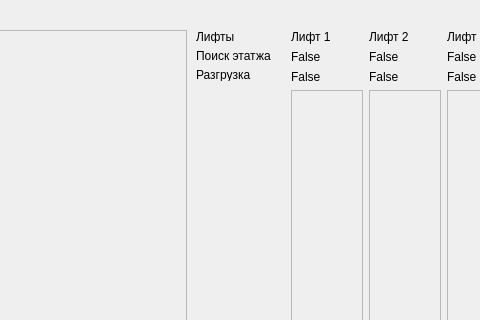
The window that graphical_shell/ui.ui (Cagese/booleanElevator) describes before a commit, drawn with Qt 5; both pictures show x 514 to 994 and y 0 to 320 of the 1148 by 780 pixel window.
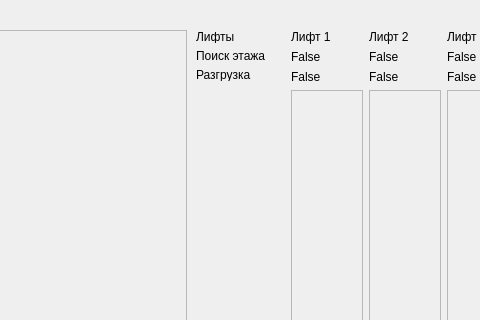
The same window after the commit.

The edit to the form file:
```diff
--- a/graphical_shell/ui.ui
+++ b/graphical_shell/ui.ui
@@ -157,7 +157,7 @@
           </size>
          </property>
          <property name="text">
-          <string>Поиск этатжа</string>
+          <string>Поиск этажа</string>
          </property>
         </widget>
        </item>
```
